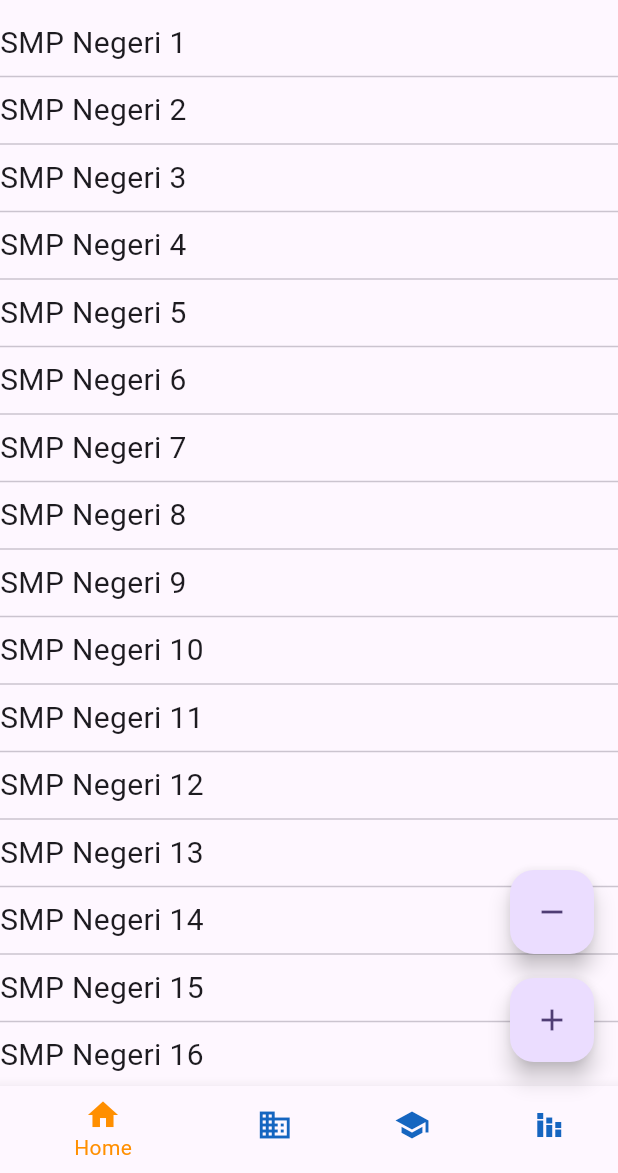
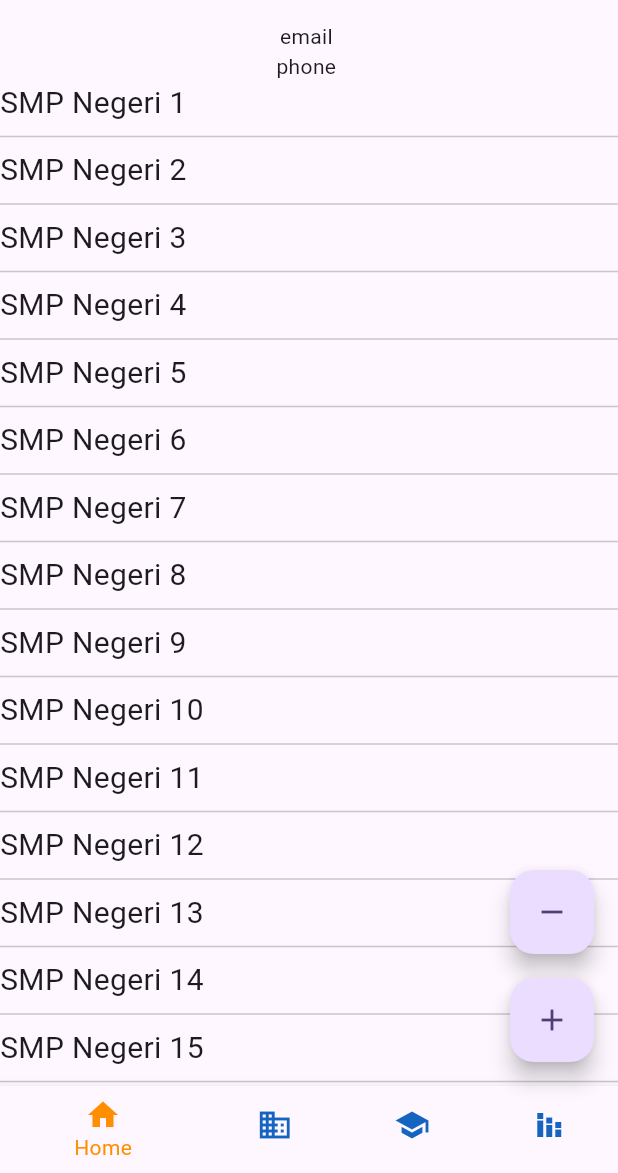
Before and after one commit to Habibieproject/ppkd_b_1, a Flutter app: the screen it shows after launch, after a tap on "Login", on a phone screen of 412 x 824 dp, the part 63-1236 px from its top. Run offline on Flutter 3.47's test engine with Material 3 defaults, Android fonts, the light colour scheme and no system bars.

Commit message:
Parse data - Navigation

```diff
--- a/lib/views/auth/login_screen.dart
+++ b/lib/views/auth/login_screen.dart
@@ -115,8 +115,38 @@ class _LoginScreenState extends State<LoginScreen> {
                     ],
                   ),
                   space(),
-
-                  GestureDetector(
+                  // ElevatedButton(
+                  //   style: ElevatedButton.styleFrom(
+                  //     backgroundColor: Colors.grey.shade300,
+                  //     elevation: 0,
+                  //     side: const BorderSide(width: 2, color: Colors.black87),
+                  //   ),
+                  //   onPressed:
+                  //       _isActive
+                  //           ? () {
+                  //             // if (!_formKey.currentState!.validate())
+                  //             //   print(_emailController.text);
+                  //             // print(_passwordController.text);
+                  //             // print(_phoneController.text);
+                  //             // ScaffoldMessenger.of(context).showSnackBar(
+                  //             //   SnackBar(content: Text("Silahkan isi dulu")),
+                  //             // );
+                  //             Navigator.push(
+                  //               context,
+                  //               MaterialPageRoute(
+                  //                 builder: (context) => const MainScreen(),
+                  //               ),
+                  //             );
+                  //             // if (_emailController.text.length < 5) {
+                  //             //   ScaffoldMessenger.of(context).showSnackBar(
+                  //             //     SnackBar(content: Text("Silahkan isi dulu")),
+                  //             //   );
+                  //             // }
+                  //           }
+                  //           : null,
+                  //   child: Text("Login"),
+                  // ),
+                  InkWell(
                     onTap:
                         _isActive
                             ? () {
@@ -130,7 +160,11 @@ class _LoginScreenState extends State<LoginScreen> {
                               Navigator.push(
                                 context,
                                 MaterialPageRoute(
-                                  builder: (context) => const MainScreen(),
+                                  builder:
+                                      (context) => MainScreen(
+                                        email: _emailController.text,
+                                        phone: _phoneController.text,
+                                      ),
                                 ),
                               );
                               // if (_emailController.text.length < 5) {
--- a/lib/views/main/home/home_screen.dart
+++ b/lib/views/main/home/home_screen.dart
@@ -2,14 +2,20 @@ import 'package:flutter/material.dart';
 import 'package:ppkd_b_1/data/list_name.dart';
 
 class HomeScreen extends StatelessWidget {
-  const HomeScreen({super.key});
-
+  const HomeScreen({super.key, required this.email, required this.phone});
+  final String email;
+  final String phone;
   @override
   Widget build(BuildContext context) {
     return Scaffold(
       appBar: AppBar(title: const Text('Instagram')),
 
-      body: ListView.separated(
+      body: Column(
+        children: [
+          Text("email $email"),
+          Text("phone $phone"),
+          Expanded(
+            child: ListView.separated(
               separatorBuilder: (context, index) {
                 return Divider();
               },
@@ -18,9 +24,12 @@ class HomeScreen extends StatelessWidget {
               // scrollDirection: Axis.horizontal,
               itemCount: listName.length,
               itemBuilder: (BuildContext context, int index) {
-          final dataName =listName[index];
-        return Text(dataName, style: TextStyle(fontSize: 20),);
+                final dataName = listName[index];
+                return Text(dataName, style: TextStyle(fontSize: 20));
               },
+            ),
+          ),
+        ],
       ),
     );
   }
--- a/lib/views/main/main_screen.dart
+++ b/lib/views/main/main_screen.dart
@@ -8,21 +8,19 @@ import 'package:ppkd_b_1/views/main/stack/stack_screen.dart';
 /// Flutter code sample for [BottomNavigationBar].
 
 class MainScreen extends StatefulWidget {
-  const MainScreen({super.key});
-
+  const MainScreen({super.key, required this.email, required this.phone});
+  final String email;
+  final String phone;
   @override
   State<MainScreen> createState() => _MainScreenState();
 }
 
 class _MainScreenState extends State<MainScreen> {
   int _selectedIndex = 0;
-  static const TextStyle optionStyle = TextStyle(fontSize: 30, fontWeight: FontWeight.bold);
-  static const List<Widget> _widgetOptions = <Widget>[
-    HomeScreen(),
-    BusinessScreen(),
-    SchoolScreen(),
-    ProfileScreen()
-  ];
+  static const TextStyle optionStyle = TextStyle(
+    fontSize: 30,
+    fontWeight: FontWeight.bold,
+  );
 
   void _onItemTapped(int index) {
     setState(() {
@@ -33,6 +31,12 @@ class _MainScreenState extends State<MainScreen> {
 
   @override
   Widget build(BuildContext context) {
+    final List<Widget> _widgetOptions = <Widget>[
+      HomeScreen(email: widget.email, phone: widget.phone),
+      BusinessScreen(),
+      SchoolScreen(),
+      ProfileScreen(),
+    ];
     return Scaffold(
       // appBar: AppBar(title: const Text('BottomNavigationBar Sample')),
       body: Center(child: _widgetOptions.elementAt(_selectedIndex)),
@@ -41,25 +45,32 @@ class _MainScreenState extends State<MainScreen> {
         mainAxisSize: MainAxisSize.min,
         children: [
           FloatingActionButton(
-            child:  Icon(Icons.remove),
+            child: Icon(Icons.remove),
             onPressed: () {
-            _onItemTapped(0);
-          },),
-          SizedBox(height: 16,),
+              _onItemTapped(0);
+            },
+          ),
+          SizedBox(height: 16),
           FloatingActionButton(
-            child:  Icon(Icons.add),
+            child: Icon(Icons.add),
             onPressed: () {
-            _onItemTapped(1);
-
-          },),
+              _onItemTapped(1);
+            },
+          ),
         ],
       ),
       bottomNavigationBar: BottomNavigationBar(
         items: const <BottomNavigationBarItem>[
           BottomNavigationBarItem(icon: Icon(Icons.home), label: 'Home'),
-          BottomNavigationBarItem(icon: Icon(Icons.business), label: 'Business'),
+          BottomNavigationBarItem(
+            icon: Icon(Icons.business),
+            label: 'Business',
+          ),
           BottomNavigationBarItem(icon: Icon(Icons.school), label: 'School'),
-          BottomNavigationBarItem(icon: Icon(Icons.stacked_bar_chart), label: 'Stack'),
+          BottomNavigationBarItem(
+            icon: Icon(Icons.stacked_bar_chart),
+            label: 'Stack',
+          ),
         ],
 
         currentIndex: _selectedIndex,
```
Lines whose indentation alone changed are shown as unchanged.
